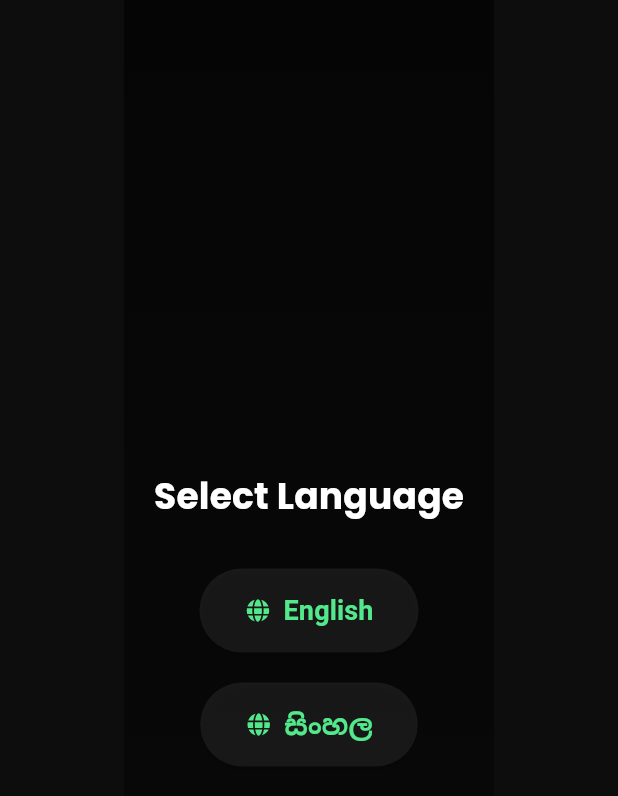
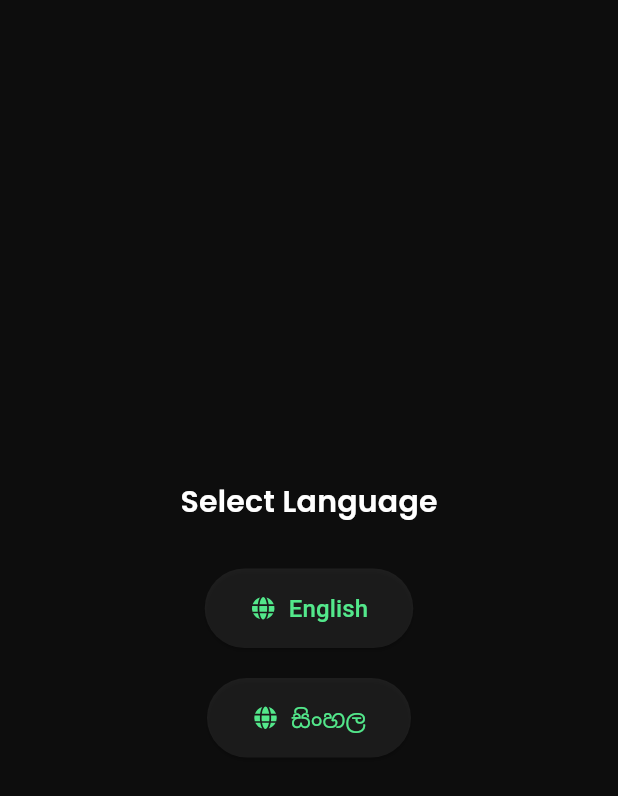
Before and after one commit to chamodperera/agrilink, a Flutter app: the screen it shows after launch, on a phone screen of 412 x 824 dp. Shown: the top 796 px of the screen. Run offline on Flutter 3.47's test engine with Material 3 defaults, Android fonts, the phone set to English and light mode, and no system bars; our stand-ins replace cloud_firestore, envied, file_picker, firebase_auth, firebase_core, firebase_storage and 7 more; accounts and stored records are empty; generated files the repository leaves out were written again; project files that could hold a hidden picture were left out.

Commit message:
minor fixes

```diff
--- a/lib/screens/language_selection.dart
+++ b/lib/screens/language_selection.dart
@@ -19,16 +19,6 @@ class LanguageSelectionScreen extends StatelessWidget {
           Center(
             child: Container(
               padding: const EdgeInsets.all(20),
-              decoration: BoxDecoration(
-                gradient: LinearGradient(
-                  colors: [
-                    Colors.black.withOpacity(0.6),
-                    Colors.black.withOpacity(0.3),
-                  ],
-                  begin: Alignment.topCenter,
-                  end: Alignment.bottomCenter,
-                ),
-              ),
               child: Column(
                 mainAxisAlignment: MainAxisAlignment.center,
                 crossAxisAlignment: CrossAxisAlignment.center,
@@ -37,7 +27,7 @@ class LanguageSelectionScreen extends StatelessWidget {
                     localizations.translate('select_language'),
                     style: theme.textTheme.titleMedium?.copyWith(
                       color: Colors.white,
-                      fontWeight: FontWeight.bold,
+                      fontSize: 20,
                     ),
                   ),
                   const SizedBox(height: 30),
@@ -67,11 +57,13 @@ class LanguageSelectionScreen extends StatelessWidget {
     );
   }
 
-  Widget _buildLanguageButton(BuildContext context, {required String label, required VoidCallback onPressed}) {
+  Widget _buildLanguageButton(BuildContext context,
+      {required String label, required VoidCallback onPressed}) {
     final theme = Theme.of(context);
     return ElevatedButton.icon(
       style: ElevatedButton.styleFrom(
-        foregroundColor: theme.colorScheme.primary, backgroundColor: theme.colorScheme.onBackground,
+        foregroundColor: theme.colorScheme.primary,
+        backgroundColor: theme.colorScheme.onBackground,
         padding: const EdgeInsets.symmetric(horizontal: 30, vertical: 15),
         shape: RoundedRectangleBorder(
           borderRadius: BorderRadius.circular(30),
@@ -81,10 +73,7 @@ class LanguageSelectionScreen extends StatelessWidget {
       icon: Icon(FluentIcons.globe_12_filled, color: theme.colorScheme.primary),
       label: Text(
         label,
-        style: const TextStyle(
-          fontSize: 18,
-          fontWeight: FontWeight.bold,
-        ),
+        style: const TextStyle(fontSize: 16),
       ),
     );
   }
```
Also changed, not shown: lib/screens/post_service_form.dart (+10 -0 lines), pubspec.lock.
